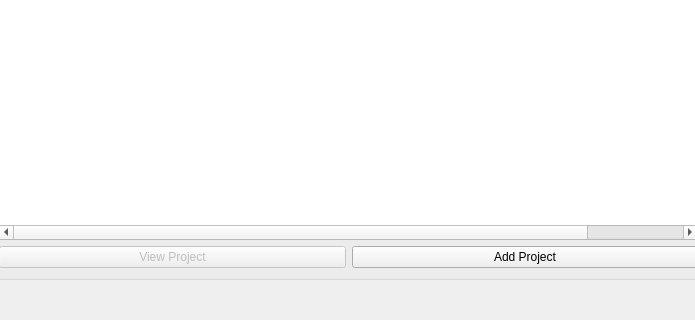
yasar12123/Soft27101-PMS, file ui/homeWindow.ui: the form before one commit; both pictures show x 135 to 830 and y 441 to 761 of the 1219 by 761 pixel window.
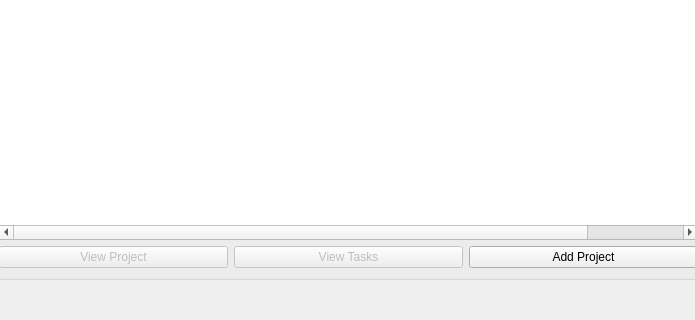
The form after the commit. The open tabs and pages were chosen to show the change.

```diff
--- a/ui/homeWindow.ui
+++ b/ui/homeWindow.ui
@@ -399,6 +399,16 @@
                     </property>
                    </widget>
                   </item>
+                  <item>
+                   <widget class="QPushButton" name="projectViewTasksButton">
+                    <property name="enabled">
+                     <bool>false</bool>
+                    </property>
+                    <property name="text">
+                     <string>View Tasks</string>
+                    </property>
+                   </widget>
+                  </item>
                   <item>
                    <widget class="QPushButton" name="AddProjectButton">
                     <property name="text">
```
Left out of the diff: 8 changed lines with no effect on the pictures.
